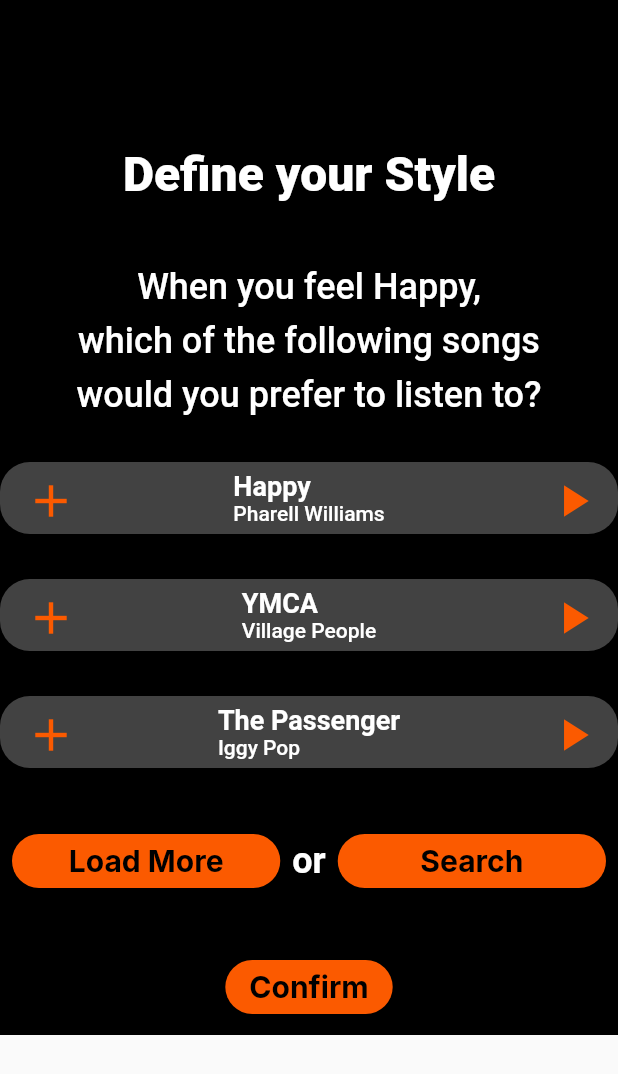
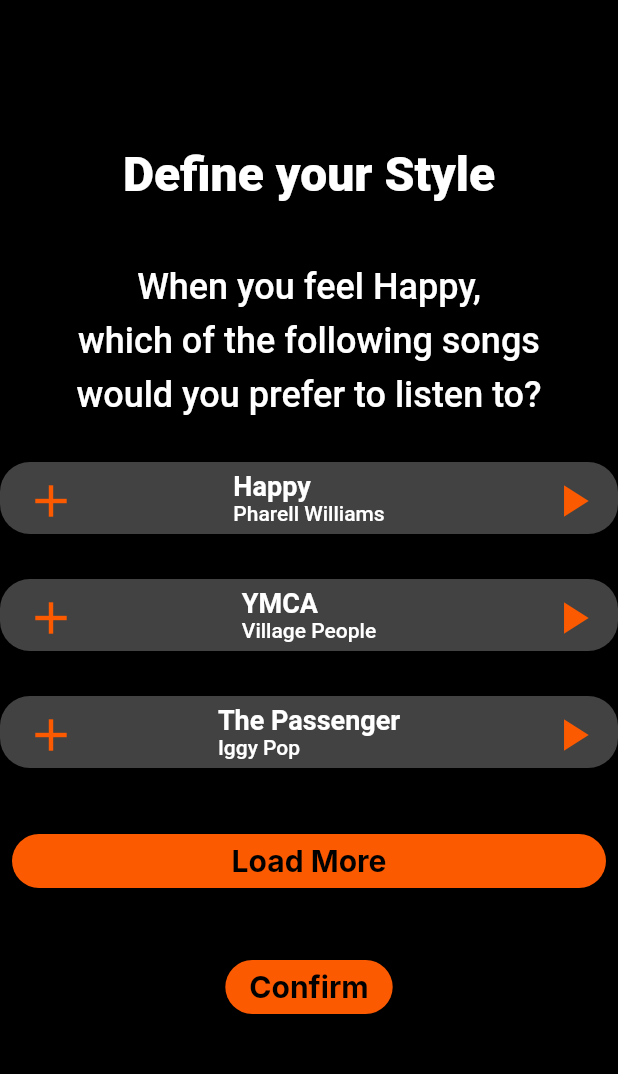
Before and after one commit to alex1on/ntua_hci_moosik, a Flutter app: the SetUpPage screen opened directly with empty values, after a tap on the "play arrow" icon, on a phone screen of 412 x 824 dp. Shown: the top 1074 px of the screen. Run offline on Flutter 3.47's test engine with Material 2 defaults, Android fonts, the phone set to English and light mode, and no system bars; our stand-ins replace google_fonts, just_audio, sqflite; missing offline and left inert: wear; accounts and stored records are empty.

Commit message:
Fix Set Up Page, Fix Audio Player

```diff
--- a/lib/Build_Song_Row.dart
+++ b/lib/Build_Song_Row.dart
@@ -22,7 +22,6 @@ class BuildSongRow extends StatefulWidget {
 
 class BuildSongRowState extends State<BuildSongRow> {
   AudioPlayer _player = AudioPlayer();
-  late bool _isPlaying;
   late Song _song = widget.song;
   late User _user;
 
@@ -31,7 +30,6 @@ class BuildSongRowState extends State<BuildSongRow> {
   /// [_category] and [_playlistID] will be used to insert/delete songs to/from playlist
   late String _category;
   late int _playlistID;
-
 
   @override
   void initState() {
@@ -44,7 +42,6 @@ class BuildSongRowState extends State<BuildSongRow> {
         Uri.parse('asset:///${_song.url}'),
       ),
     );
-    _isPlaying = _player.playing;
     sqLiteService = SQLiteService();
     sqLiteService.initDB().whenComplete(() async {
       final playlistID = await sqLiteService.getPlaylistID(_user.id, _category);
@@ -61,41 +58,49 @@ class BuildSongRowState extends State<BuildSongRow> {
     super.dispose();
   }
 
-  void _press() async {
-    if (_isPlaying) {
-      await _player.pause();
+  void _press() {
+    if (_player.playing) {
+       _player.pause();
     } else {
-      await _player.play();
+      _player.play();
     }
-    setState(() {
-      _isPlaying = _player.playing;
+    setState(
+      () {
         // Listen to the player state stream
-      _player.playerStateStream.listen((playerState) {
+        _player.playerStateStream.listen(
+          (playerState) {
             if (playerState.processingState == ProcessingState.completed) {
               // Replay the song from the start
               _player.seek(Duration.zero);
               _player.play();
             }
-      });
-    });
+          },
+        );
+      },
+    );
   }
 
-  void AddSong () async {
-    await sqLiteService.addSong(Song(title: _song.title, artist: _song.artist, url: _song.url, category: _song.category, playlistID: _playlistID));
+  void AddSong() async {
+    await sqLiteService.addSong(Song(
+        title: _song.title,
+        artist: _song.artist,
+        url: _song.url,
+        category: _song.category,
+        playlistID: _playlistID));
   }
 
-  void RemoveSong () async {
-    int SongID = await sqLiteService.getSongID(_song.title, _song.artist, _song.url, _song.category, _playlistID);
+  void RemoveSong() async {
+    int SongID = await sqLiteService.getSongID(
+        _song.title, _song.artist, _song.url, _song.category, _playlistID);
     await sqLiteService.deleteSong(SongID);
   }
 
   void _select() {
     setState(() {
       // If add button is not selected, then you select it now, so add the song into the db
-      if(widget.isNotSelected) {
+      if (widget.isNotSelected) {
         AddSong();
-      }
-      else {
+      } else {
         // Otherwise, remove it from the db
         RemoveSong();
       }
@@ -158,8 +163,7 @@ class BuildSongRowState extends State<BuildSongRow> {
               Padding(
                 padding: const EdgeInsets.only(right: 8),
                 child: IconButton(
-                  onPressed: _press,
-                  icon: _isPlaying
+                  icon: _player.playing
                       ? const Icon(
                           Icons.pause,
                           color: Color(0xfffb5a00),
@@ -170,6 +174,7 @@ class BuildSongRowState extends State<BuildSongRow> {
                           color: Color(0xfffb5a00),
                           size: 36,
                         ),
+                  onPressed: _press,
                 ),
               ),
             ],
--- a/lib/SetUp_Page.dart
+++ b/lib/SetUp_Page.dart
@@ -65,6 +65,7 @@ class _SetUpPageState extends State<SetUpPage> {
       );
     }
     return Scaffold(
+      backgroundColor: Colors.black,
       body: SingleChildScrollView(
         child: Container(
           color: const Color(0xff000000),
@@ -148,37 +149,6 @@ class _SetUpPageState extends State<SetUpPage> {
                         ),
                         child: Text(
                           'Load More',
-                          style: GoogleFonts.inter(
-                            fontSize: 20,
-                            fontWeight: FontWeight.bold,
-                            color: Colors.black,
-                          ),
-                        ),
-                      ),
-                    ),
-                  ),
-                  const Text(
-                    'or',
-                    style: TextStyle(
-                      fontSize: 24,
-                      fontWeight: FontWeight.bold,
-                      color: Colors.white,
-                    ),
-                  ),
-                  Expanded(
-                    // Search button
-                    child: Padding(
-                      padding: const EdgeInsets.all(8.0),
-                      child: ElevatedButton(
-                        onPressed: () {
-                          // todo: Search
-                        },
-                        style: ElevatedButton.styleFrom(
-                          backgroundColor: const Color(0xfffb5a00),
-                          shape: const StadiumBorder(),
-                        ),
-                        child: Text(
-                          'Search',
                           style: GoogleFonts.inter(
                             fontSize: 20,
                             fontWeight: FontWeight.bold,
```
Lines whose indentation alone changed are shown as unchanged.
